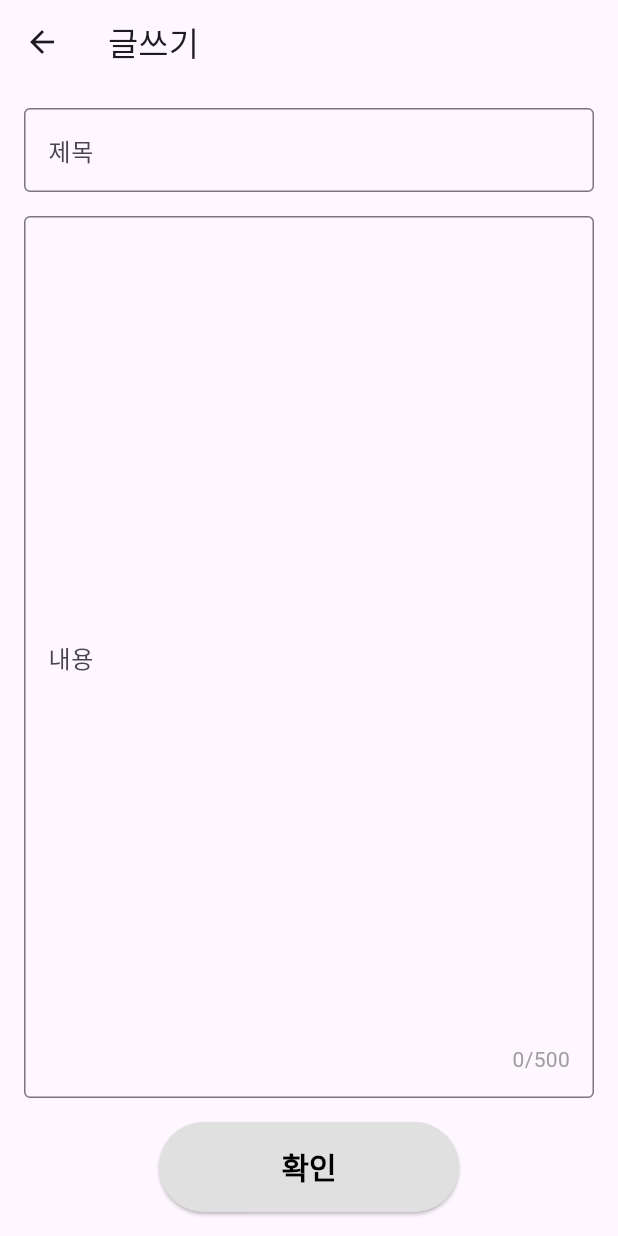
After one commit to janghjun/smu_final_flutter, a Flutter app: the WriteScreen screen opened directly, on a phone screen of 412 x 824 dp. The commit adds this screen. Run offline on Flutter 3.47's test engine with Material 3 defaults, Android fonts, the phone set to English and light mode, and no system bars; our stand-ins replace font_awesome_flutter, image_picker.

Commit message:
24.11.13_question screen과 write screen 연결

```diff
--- a/lib/screen/question_screen.dart
+++ b/lib/screen/question_screen.dart
@@ -1,4 +1,5 @@
 import 'package:flutter/material.dart';
+import 'package:smp_final_project/screen/write_screen.dart';
 
 class QuestionScreen extends StatelessWidget {
   const QuestionScreen({Key? key}) : super(key: key);
--- /dev/null
+++ b/lib/screen/write_screen.dart
@@ -0,0 +1,159 @@
+import 'package:flutter/material.dart';
+import 'package:smp_final_project/screen/question_screen.dart';
+
+class WriteScreen extends StatefulWidget {
+  const WriteScreen({Key? key}) : super(key: key);
+
+  @override
+  _WriteScreenState createState() => _WriteScreenState();
+}
+
+class _WriteScreenState extends State<WriteScreen> {
+  final _titleController = TextEditingController();
+  final _contentController = TextEditingController();
+  int _contentCharCount = 0;
+  final int _maxCharCount = 500;
+
+  @override
+  void initState() {
+    super.initState();
+    _contentController.addListener(_updateCharCount);
+  }
+
+  @override
+  void dispose() {
+    _titleController.dispose();
+    _contentController.removeListener(_updateCharCount);
+    _contentController.dispose();
+    super.dispose();
+  }
+
+  void _updateCharCount() {
+    setState(() {
+      _contentCharCount = _contentController.text.length;
+    });
+  }
+
+  Future<bool> _onWillPop() async {
+    return (await showDialog(
+      context: context,
+      builder: (context) => AlertDialog(
+        title: Text(
+          '경고',
+          style: TextStyle(
+            fontWeight: FontWeight.bold
+          ),
+        ),
+        content: Text('작성 내용이 저장되지 않을 수 있습니다. 계속 하시겠습니까?'),
+        actions: [
+          TextButton(
+            onPressed: () => Navigator.of(context).pop(false),
+            child: Text(
+              '취소',
+              style: TextStyle(
+                fontWeight: FontWeight.bold
+              ),
+            ),
+          ),
+          TextButton(
+            onPressed: () {
+              Navigator.of(context).pop(true);
+              Navigator.pushReplacement(
+                context,
+                MaterialPageRoute(
+                  builder: (context) => QuestionScreen(),
+                ),
+              );
+            },
+            child: Text(
+              '확인',
+              style: TextStyle(
+                fontWeight: FontWeight.bold
+              ),
+            ),
+          ),
+        ],
+      ),
+    )) ??
+        false;
+  }
+
+  @override
+  Widget build(BuildContext context) {
+    return WillPopScope(
+      onWillPop: _onWillPop,
+      child: Scaffold(
+        appBar: AppBar(
+          title: Text('글쓰기'),
+        ),
+        body: Padding(
+          padding: const EdgeInsets.all(16.0),
+          child: Column(
+            children: [
+              TextField(
+                controller: _titleController,
+                decoration: InputDecoration(
+                  labelText: '제목',
+                  border: OutlineInputBorder(),
+                ),
+              ),
+              SizedBox(height: 16.0),
+              Expanded(
+                child: Stack(
+                  children: [
+                    TextField(
+                      controller: _contentController,
+                      maxLength: _maxCharCount,
+                      maxLines: null,
+                      expands: true,
+                      decoration: InputDecoration(
+                        labelText: '내용',
+                        border: OutlineInputBorder(),
+                        counterText: '', // 기본 counterText 비우기
+                      ),
+                    ),
+                    Positioned(
+                      right: 16.0,
+                      bottom: 16.0,
+                      child: Text(
+                        '$_contentCharCount/$_maxCharCount',
+                        style: TextStyle(
+                          color: Colors.grey,
+                          fontSize: 14.0,
+                        ),
+                      ),
+                    ),
+                  ],
+                ),
+              ),
+              SizedBox(height: 16.0),
+              Align(
+                alignment: Alignment.bottomCenter,
+                child: ElevatedButton(
+                  onPressed: () {
+                    Navigator.push(
+                      context,
+                      MaterialPageRoute(
+                        builder: (context) => QuestionScreen(),
+                      ),
+                    );
+                  },
+                  child: Text('확인'),
+                  style: ElevatedButton.styleFrom(
+                    minimumSize: Size(200.0, 60.0),
+                    backgroundColor: Colors.grey[300],
+                    foregroundColor: Colors.black,
+                    textStyle: TextStyle(
+                      fontSize: 20.0,
+                      fontWeight: FontWeight.bold
+                    ),
+                  ),
+                ),
+              ),
+            ],
+          ),
+        ),
+      ),
+    );
+  }
+}
```
